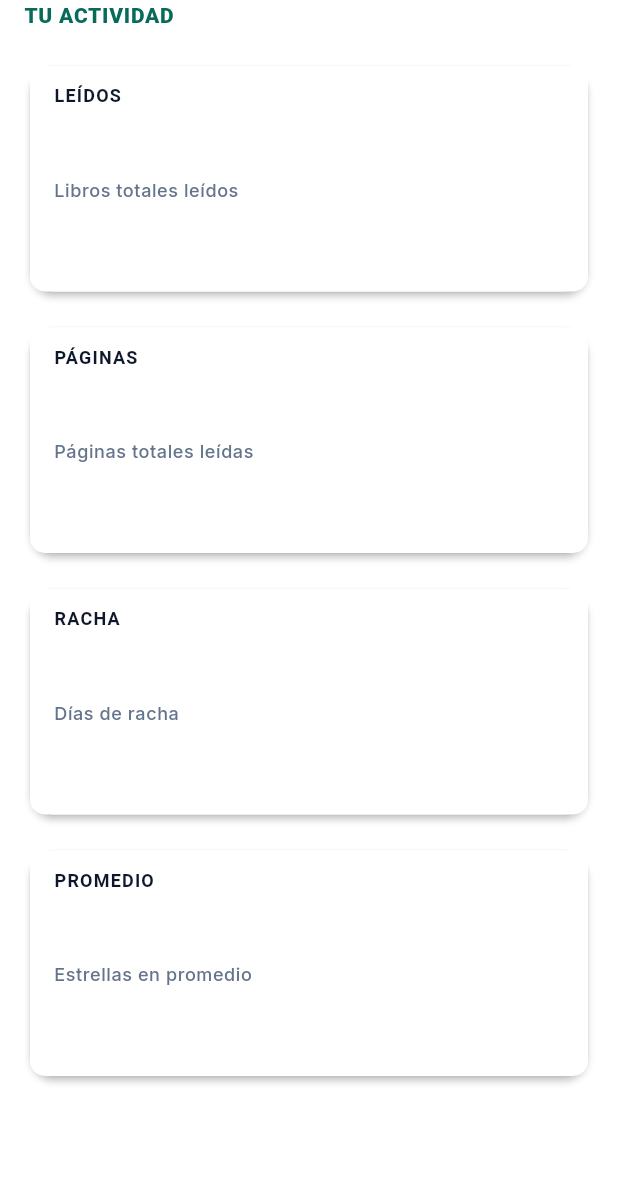
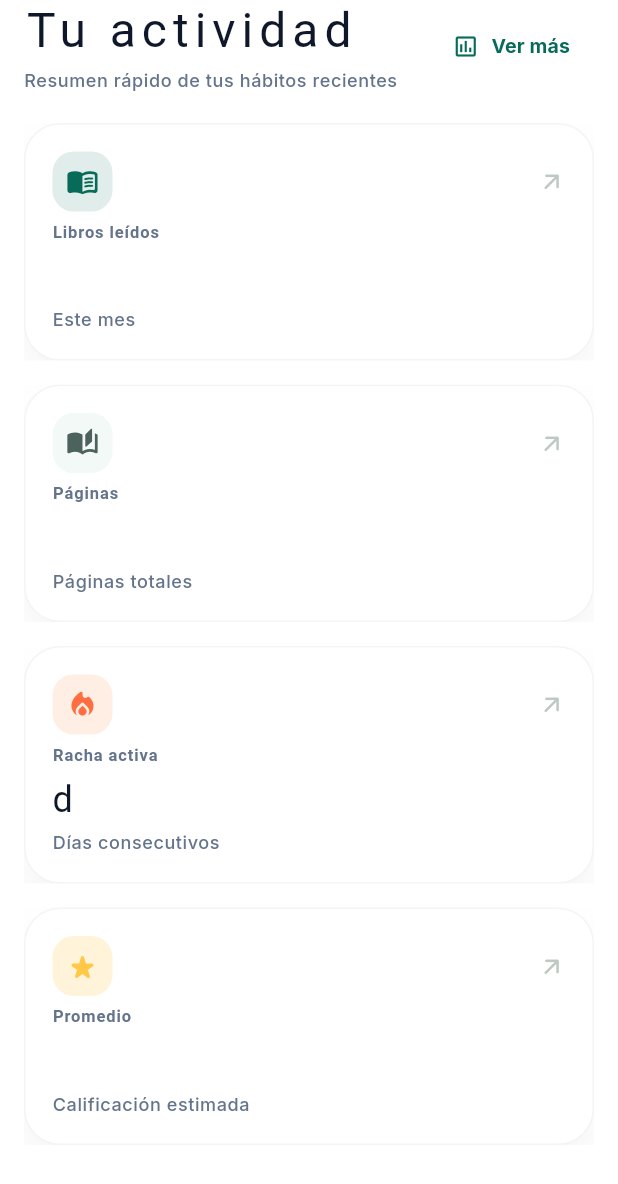
Before and after one commit to OmarDavidd/atiora, a Flutter app: the HomeStatsSection widget shown alone on an empty page, opened directly with empty values, on a phone screen of 412 x 824 dp. Shown: the top 1184 px of the screen. Run offline on Flutter 3.47's test engine with Material 3 defaults, Android fonts, the phone set to English and light mode, and no system bars; our stand-ins replace bloc_concurrency, carousel_slider, equatable, flutter_bloc, flutter_dotenv, get_it and 5 more; missing offline and left inert: connectivity_plus_platform_interface; accounts and stored records are empty; Roboto replaces fonts that are missing (Jaini); statements that could not run were skipped.

Commit message:
feat(home): refresh Tu actividad cards

```diff
--- a/lib/features/dashboards/presentation/widgets/home_stats_section.dart
+++ b/lib/features/dashboards/presentation/widgets/home_stats_section.dart
@@ -1,4 +1,3 @@
-import 'package:atiora/features/books/presentation/widgets/custom_stat_card.dart';
 import 'package:flutter/material.dart';
 
 class HomeStatsSection extends StatelessWidget {
@@ -16,63 +15,95 @@ class HomeStatsSection extends StatelessWidget {
 
   @override
   Widget build(BuildContext context) {
-    final textTheme = Theme.of(context).textTheme;
-    final colorScheme = Theme.of(context).colorScheme;
+    final theme = Theme.of(context);
+    final textTheme = theme.textTheme;
+    final colorScheme = theme.colorScheme;
+
+    final stats = [
+      _HomeStatData(
+        title: 'Libros leídos',
+        value: totalBooksRead,
+        helper: 'Este mes',
+        icon: Icons.menu_book_rounded,
+        accent: colorScheme.primary,
+        accentBackground: colorScheme.primary.withValues(alpha: 0.12),
+      ),
+      _HomeStatData(
+        title: 'Páginas',
+        value: totalPagesRead,
+        helper: 'Páginas totales',
+        icon: Icons.auto_stories_rounded,
+        accent: colorScheme.secondary,
+        accentBackground: colorScheme.secondaryContainer.withValues(
+          alpha: 0.25,
+        ),
+      ),
+      _HomeStatData(
+        title: 'Racha activa',
+        value: '${streak}d',
+        helper: 'Días consecutivos',
+        icon: Icons.local_fire_department_rounded,
+        accent: Colors.deepOrangeAccent,
+        accentBackground: const Color(0x33FFAB76),
+      ),
+      _HomeStatData(
+        title: 'Promedio',
+        value: average,
+        helper: 'Calificación estimada',
+        icon: Icons.star_rate_rounded,
+        accent: const Color(0xFFFFC947),
+        accentBackground: const Color(0x33FFC947),
+      ),
+    ];
+
     return Padding(
       padding: const EdgeInsets.symmetric(horizontal: 16),
       child: Column(
         crossAxisAlignment: CrossAxisAlignment.start,
         children: [
+          Row(
+            children: [
+              Expanded(
+                child: Column(
+                  crossAxisAlignment: CrossAxisAlignment.start,
+                  children: [
+                    Text('Tu actividad', style: textTheme.headlineLarge),
+                    const SizedBox(height: 6),
                     Text(
-            "TU ACTIVIDAD",
-            style: textTheme.titleSmall?.copyWith(
-              fontWeight: FontWeight.w900,
-              color: colorScheme.primary,
-              letterSpacing: 0.5,
+                      'Resumen rápido de tus hábitos recientes',
+                      style: textTheme.bodySmall,
                     ),
+                  ],
+                ),
+              ),
+              TextButton.icon(
+                onPressed: () => _handleStatsTap(context),
+                icon: const Icon(Icons.assessment_outlined, size: 18),
+                label: const Text('Ver más'),
+              ),
+            ],
           ),
           const SizedBox(height: 20),
           LayoutBuilder(
             builder: (context, constraints) {
-              final isCompact = constraints.maxWidth < 520;
-              return GridView.count(
-                crossAxisCount: isCompact ? 1 : 2,
+              final isSingleColumn = constraints.maxWidth < 520;
+              final crossAxisCount = isSingleColumn ? 1 : 2;
+              final aspectRatio = isSingleColumn ? 2.4 : 1.45;
+
+              return GridView.builder(
                 shrinkWrap: true,
                 physics: const NeverScrollableScrollPhysics(),
-                childAspectRatio: isCompact ? 2.4 : 1.2,
+                gridDelegate: SliverGridDelegateWithFixedCrossAxisCount(
+                  crossAxisCount: crossAxisCount,
                   crossAxisSpacing: 16,
                   mainAxisSpacing: 16,
-                children: [
-                  CustomStatCard(
-                    title: "LEÍDOS",
-                    subtitle: totalBooksRead,
-                    widget: Text(
-                      "Libros totales leídos",
-                      style: textTheme.bodySmall,
+                  childAspectRatio: aspectRatio,
                 ),
+                itemCount: stats.length,
+                itemBuilder: (context, index) => _StatTile(
+                  data: stats[index],
+                  onTap: () => _handleStatsTap(context),
                 ),
-                  CustomStatCard(
-                    title: "PÁGINAS",
-                    subtitle: totalPagesRead,
-                    widget: Text(
-                      "Páginas totales leídas",
-                      style: textTheme.bodySmall,
-                    ),
-                  ),
-                  CustomStatCard(
-                    title: "RACHA",
-                    subtitle: streak,
-                    widget: Text("Días de racha", style: textTheme.bodySmall),
-                  ),
-                  CustomStatCard(
-                    title: "PROMEDIO",
-                    subtitle: average,
-                    widget: Text(
-                      "Estrellas en promedio",
-                      style: textTheme.bodySmall,
-                    ),
-                  ),
-                ],
               );
             },
           ),
@@ -80,4 +111,133 @@ class HomeStatsSection extends StatelessWidget {
       ),
     );
   }
+
+  void _handleStatsTap(BuildContext context) {
+    ScaffoldMessenger.of(context)
+      ..clearSnackBars()
+      ..showSnackBar(
+        const SnackBar(
+          content: Text(
+            'La pantalla detallada de estadísticas estará disponible pronto.',
+          ),
+          duration: Duration(seconds: 2),
+        ),
+      );
   }
+}
+
+class _HomeStatData {
+  final String title;
+  final String value;
+  final String helper;
+  final IconData icon;
+  final Color accent;
+  final Color accentBackground;
+
+  const _HomeStatData({
+    required this.title,
+    required this.value,
+    required this.helper,
+    required this.icon,
+    required this.accent,
+    required this.accentBackground,
+  });
+}
+
+class _StatTile extends StatelessWidget {
+  final _HomeStatData data;
+  final VoidCallback onTap;
+
+  const _StatTile({required this.data, required this.onTap});
+
+  @override
+  Widget build(BuildContext context) {
+    final theme = Theme.of(context);
+    final colors = theme.colorScheme;
+
+    return Material(
+      color: Colors.transparent,
+      child: InkWell(
+        onTap: onTap,
+        borderRadius: BorderRadius.circular(24),
+        child: Ink(
+          decoration: BoxDecoration(
+            borderRadius: BorderRadius.circular(24),
+            color: colors.surface,
+            border: Border.all(color: colors.outline.withValues(alpha: 0.08)),
+            boxShadow: [
+              BoxShadow(
+                color: colors.shadow.withValues(
+                  alpha: Theme.of(context).brightness == Brightness.dark
+                      ? 0.18
+                      : 0.04,
+                ),
+                blurRadius: 20,
+                offset: const Offset(0, 12),
+              ),
+            ],
+          ),
+          padding: const EdgeInsets.all(18),
+          child: Column(
+            crossAxisAlignment: CrossAxisAlignment.start,
+            children: [
+              Row(
+                mainAxisAlignment: MainAxisAlignment.spaceBetween,
+                children: [
+                  _IconBadge(
+                    icon: data.icon,
+                    color: data.accent,
+                    background: data.accentBackground,
+                  ),
+                  Icon(
+                    Icons.arrow_outward_rounded,
+                    color: colors.outlineVariant,
+                    size: 18,
+                  ),
+                ],
+              ),
+              const Spacer(),
+              Text(
+                data.title,
+                style: theme.textTheme.labelSmall?.copyWith(
+                  letterSpacing: 0.6,
+                  color: colors.outline,
+                  fontWeight: FontWeight.w600,
+                ),
+              ),
+              const SizedBox(height: 6),
+              Text(data.value, style: theme.textTheme.headlineMedium),
+              const SizedBox(height: 6),
+              Text(data.helper, style: theme.textTheme.bodySmall),
+            ],
+          ),
+        ),
+      ),
+    );
+  }
+}
+
+class _IconBadge extends StatelessWidget {
+  final IconData icon;
+  final Color color;
+  final Color background;
+
+  const _IconBadge({
+    required this.icon,
+    required this.color,
+    required this.background,
+  });
+
+  @override
+  Widget build(BuildContext context) {
+    return Container(
+      height: 40,
+      width: 40,
+      decoration: BoxDecoration(
+        borderRadius: BorderRadius.circular(14),
+        color: background,
+      ),
+      child: Icon(icon, color: color, size: 22),
+    );
+  }
+}
```
Lines whose indentation alone changed are shown as unchanged.
